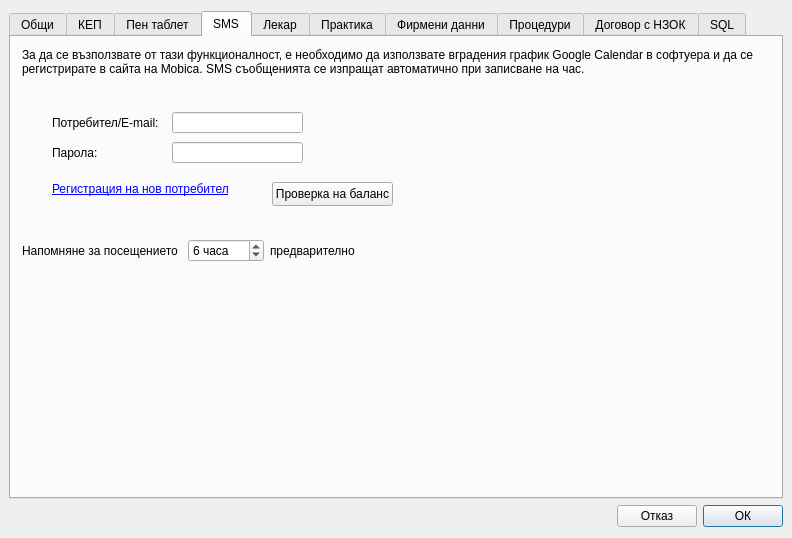
First picture: the form in src/View/Widgets/SettingsDialog.ui, repository thefinalcutbg/DinoDent, before the edit.
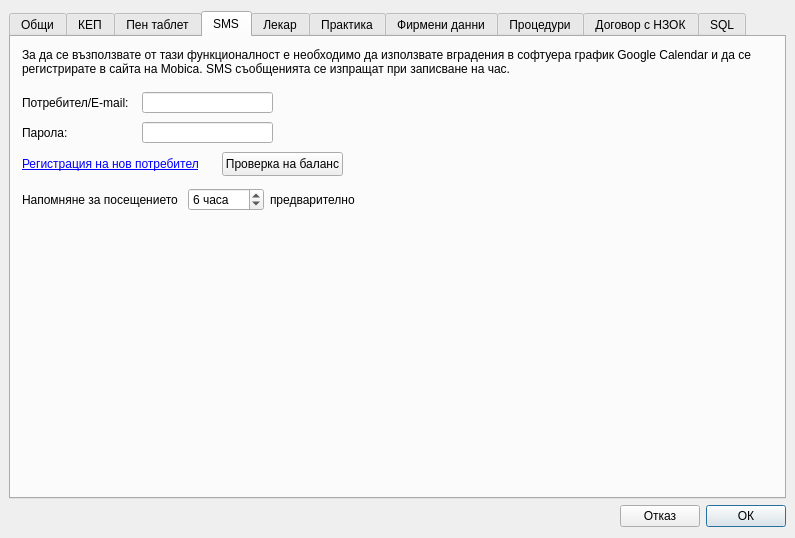
Second picture: the form after the edit. Custom widgets are drawn as their Qt base class.

Commit message: sms section in settings updated

Patch:
```diff
--- a/src/View/Widgets/SettingsDialog.ui
+++ b/src/View/Widgets/SettingsDialog.ui
@@ -6,7 +6,7 @@
    <rect>
     <x>0</x>
     <y>0</y>
-    <width>792</width>
+    <width>795</width>
     <height>538</height>
    </rect>
   </property>
@@ -535,7 +535,7 @@
        <item>
         <widget class="QLabel" name="label_41">
          <property name="text">
-          <string>За да се възползвате от тази функционалност, е необходимо да използвате вградения график Google Calendar в софтуера и да се регистрирате в сайта на Mobica. SMS съобщенията се изпращат автоматично при записване на час.</string>
+          <string>За да се възползвате от тази функционалност е необходимо да използвате вградения в софтуера график Google Calendar и да се регистрирате в сайта на Mobica. SMS съобщенията се изпращат при записване на час.</string>
          </property>
          <property name="wordWrap">
           <bool>true</bool>
@@ -543,40 +543,32 @@
         </widget>
        </item>
        <item>
-        <widget class="QFrame" name="frame">
+        <layout class="QHBoxLayout" name="horizontalLayout_45">
+         <item>
+          <widget class="QFrame" name="frame_2">
+           <property name="sizePolicy">
+            <sizepolicy hsizetype="Fixed" vsizetype="Fixed">
+             <horstretch>0</horstretch>
+             <verstretch>0</verstretch>
+            </sizepolicy>
+           </property>
          <property name="minimumSize">
           <size>
-           <width>0</width>
-           <height>151</height>
+             <width>451</width>
+             <height>100</height>
           </size>
          </property>
          <property name="frameShape">
           <enum>QFrame::Shape::NoFrame</enum>
          </property>
          <property name="frameShadow">
-          <enum>QFrame::Shadow::Plain</enum>
-         </property>
-         <widget class="LineEdit" name="smsUsrEdit">
-          <property name="geometry">
-           <rect>
-            <x>150</x>
-            <y>30</y>
-            <width>131</width>
-            <height>21</height>
-           </rect>
-          </property>
-          <property name="sizePolicy">
-           <sizepolicy hsizetype="Preferred" vsizetype="Fixed">
-            <horstretch>0</horstretch>
-            <verstretch>0</verstretch>
-           </sizepolicy>
-          </property>
-         </widget>
+            <enum>QFrame::Shadow::Raised</enum>
+           </property>
          <widget class="QLineEdit" name="smsPassEdit">
           <property name="geometry">
            <rect>
-            <x>150</x>
-            <y>60</y>
+              <x>120</x>
+              <y>40</y>
             <width>131</width>
             <height>21</height>
            </rect>
@@ -585,11 +577,40 @@
            <enum>QLineEdit::EchoMode::Password</enum>
           </property>
          </widget>
+           <widget class="QLabel" name="label_36">
+            <property name="geometry">
+             <rect>
+              <x>0</x>
+              <y>10</y>
+              <width>121</width>
+              <height>21</height>
+             </rect>
+            </property>
+            <property name="text">
+             <string>Потребител/E-mail:</string>
+            </property>
+           </widget>
+           <widget class="LineEdit" name="smsUsrEdit">
+            <property name="geometry">
+             <rect>
+              <x>120</x>
+              <y>10</y>
+              <width>131</width>
+              <height>21</height>
+             </rect>
+            </property>
+            <property name="sizePolicy">
+             <sizepolicy hsizetype="Preferred" vsizetype="Fixed">
+              <horstretch>0</horstretch>
+              <verstretch>0</verstretch>
+             </sizepolicy>
+            </property>
+           </widget>
          <widget class="QLabel" name="label_37">
           <property name="geometry">
            <rect>
-            <x>30</x>
-            <y>60</y>
+              <x>0</x>
+              <y>40</y>
             <width>101</width>
             <height>21</height>
            </rect>
@@ -598,24 +619,11 @@
            <string>Парола:</string>
           </property>
          </widget>
-         <widget class="QLabel" name="label_36">
-          <property name="geometry">
-           <rect>
-            <x>30</x>
-            <y>30</y>
-            <width>121</width>
-            <height>21</height>
-           </rect>
-          </property>
-          <property name="text">
-           <string>Потребител/E-mail:</string>
-          </property>
-         </widget>
          <widget class="QLabel" name="label_38">
           <property name="geometry">
            <rect>
-            <x>30</x>
-            <y>100</y>
+              <x>0</x>
+              <y>75</y>
             <width>201</width>
             <height>21</height>
            </rect>
@@ -623,6 +631,9 @@
           <property name="text">
            <string>&lt;html&gt;&lt;a href=&quot;https://user.mobica.bg/register?i18n=bg&quot;&gt;&lt;span style=&quot; text-decoration: underline; color:#0000ff;&quot;&gt;Регистрация на нов потребител&lt;/span&gt;&lt;/a&gt;&lt;br/&gt;&lt;/p&gt;&lt;/body&gt;&lt;/html&gt;</string>
           </property>
+            <property name="alignment">
+             <set>Qt::AlignmentFlag::AlignLeading|Qt::AlignmentFlag::AlignLeft|Qt::AlignmentFlag::AlignVCenter</set>
+            </property>
           <property name="wordWrap">
            <bool>true</bool>
           </property>
@@ -633,8 +644,8 @@
          <widget class="QPushButton" name="sms_balanceButton">
           <property name="geometry">
            <rect>
-            <x>250</x>
-            <y>100</y>
+              <x>200</x>
+              <y>70</y>
             <width>121</width>
             <height>24</height>
            </rect>
@@ -644,6 +655,40 @@
           </property>
          </widget>
         </widget>
+         </item>
+         <item>
+          <spacer name="horizontalSpacer_33">
+           <property name="orientation">
+            <enum>Qt::Orientation::Horizontal</enum>
+           </property>
+           <property name="sizeHint" stdset="0">
+            <size>
+             <width>158</width>
+             <height>17</height>
+            </size>
+           </property>
+          </spacer>
+         </item>
+         <item>
+          <widget class="QLabel" name="mobica_label">
+           <property name="sizePolicy">
+            <sizepolicy hsizetype="Fixed" vsizetype="Fixed">
+             <horstretch>0</horstretch>
+             <verstretch>0</verstretch>
+            </sizepolicy>
+           </property>
+           <property name="minimumSize">
+            <size>
+             <width>100</width>
+             <height>100</height>
+            </size>
+           </property>
+           <property name="text">
+            <string/>
+           </property>
+          </widget>
+         </item>
+        </layout>
        </item>
        <item>
         <layout class="QHBoxLayout" name="horizontalLayout_44">
```
Lines whose indentation alone changed are shown as unchanged. The commit also changes 3 other files.
